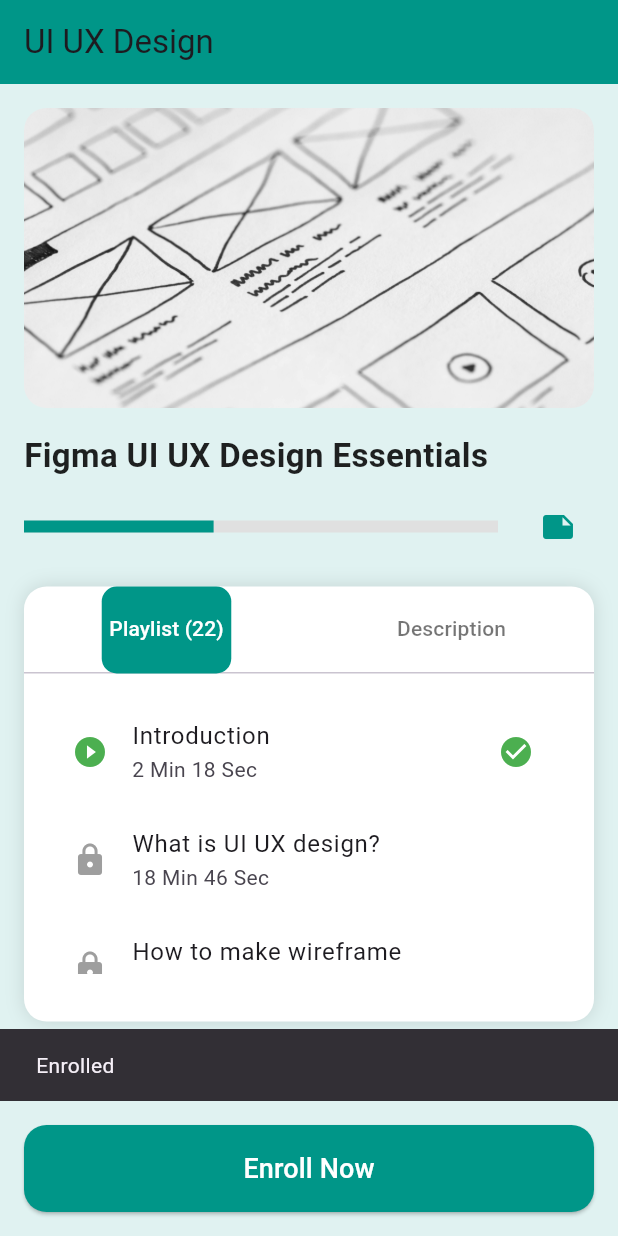
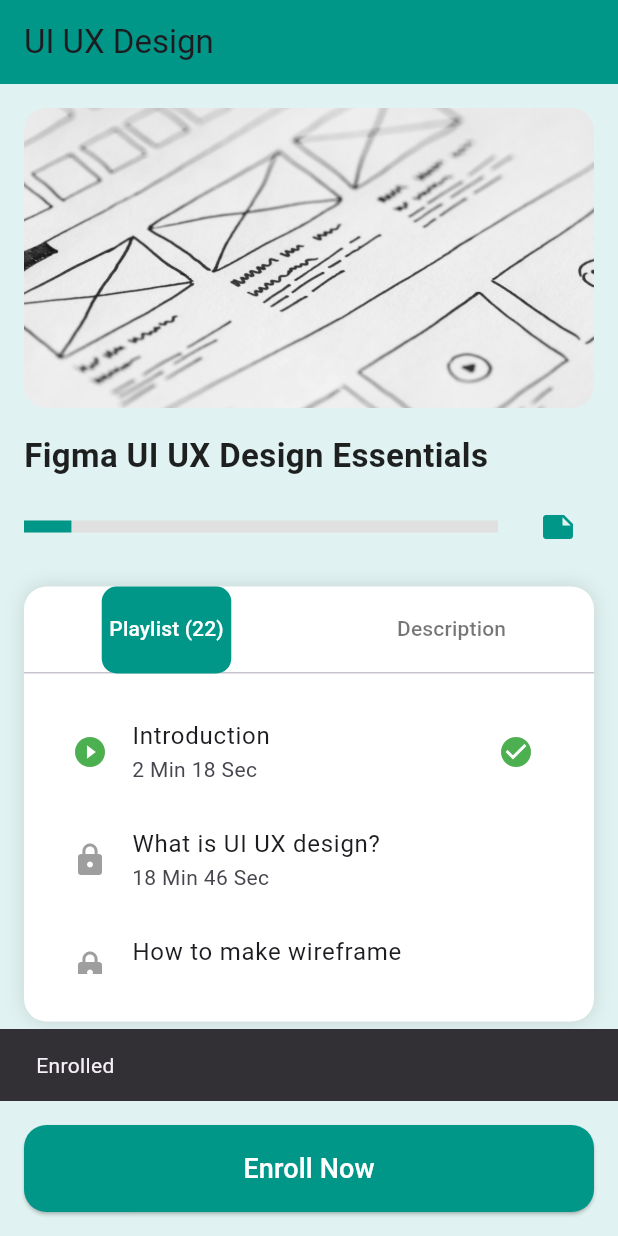
Before and after one commit to raytembo/kori-front, a Flutter app: the CourseDetailsScreen screen opened directly, after a tap on "Enroll Now", on a phone screen of 412 x 824 dp. Run offline on Flutter 3.47's test engine with Material 3 defaults, Android fonts, the phone set to English and light mode, and no system bars; our stand-ins replace flutter_snake_navigationbar, table_calendar.

Commit message:
made filer chips responsive,fixed course screen and learning file

```diff
--- a/lib/Components/filterchips/all_filter_chip.dart
+++ b/lib/Components/filterchips/all_filter_chip.dart
@@ -13,7 +13,7 @@ class _AllFilterChipState extends State<AllFilterChip> {
   Widget build(BuildContext context) {
     return FilterChip(
       selectedColor: Colors.greenAccent,
-      label: Text("All"),
+      label: const Text("All"),
       onSelected:(bool selected){
         setState(() {
           isSelected = !isSelected;
--- a/lib/Components/filterchips/learning.dart
+++ b/lib/Components/filterchips/learning.dart
@@ -13,7 +13,7 @@ class _LearningFilterchipState extends State<LearningFilterchip> {
   @override
   Widget build(BuildContext context) {
     return FilterChip(
-      label: const Text("Learning Path"),
+      label: const Text("Path"),
       selectedColor: Colors.greenAccent,
       onSelected:(bool selected){
         setState(() {
--- a/lib/screens/Other Screens/course_screen.dart
+++ b/lib/screens/Other Screens/course_screen.dart
@@ -15,6 +15,10 @@ class CourseScreen extends StatelessWidget {
 }
 
 class CourseDetailsScreen extends StatelessWidget {
+
+  int enrollCounter = 0;
+
+
   @override
   Widget build(BuildContext context) {
     return Scaffold(
@@ -54,7 +58,7 @@ class CourseDetailsScreen extends StatelessWidget {
                 children: [
                   Expanded(
                     child: LinearProgressIndicator(
-                      value: 0.4, // Example progress value
+                      value: 0.1, // Example progress value
                       backgroundColor: Colors.grey[300],
                       color: Colors.teal,
                       minHeight: 8,
@@ -64,6 +68,7 @@ class CourseDetailsScreen extends StatelessWidget {
                   IconButton(
                     icon: const Icon(Icons.note, color: Colors.teal),
                     onPressed: () {
+
                       Navigator.push(
                         context,
                         MaterialPageRoute(builder: (context) => FlashcardScreen()),
@@ -110,11 +115,22 @@ class CourseDetailsScreen extends StatelessWidget {
             backgroundColor: Colors.teal,
           ),
           onPressed: () {
-            ScaffoldMessenger.of(context).showSnackBar(
-              const SnackBar(
-                content: Text('Enrolled'),
-              ),
-            );
+
+            if(enrollCounter <1){
+              ScaffoldMessenger.of(context).showSnackBar(
+                const SnackBar(
+                  content: Text('Enrolled'),
+                ),
+              );
+
+            }else{
+              ScaffoldMessenger.of(context).showSnackBar(
+                const SnackBar(
+                  content: Text("You've Already Enrolled"),
+                ),
+              );
+            }
+            enrollCounter++;
           },
           child: const Text(
             'Enroll Now',
--- a/lib/screens/main Screens/membership.dart
+++ b/lib/screens/main Screens/membership.dart
@@ -15,7 +15,6 @@ class _MembershipScreenState extends State<MembershipScreen> {
       body: SafeArea(
         child: Column(
           children: [
-
             Center(
               child: Text("MemberShip",style: TextStyle(
                 fontWeight: FontWeight.bold,
```
Also changed, not shown: lib/screens/main Screens/home_screen.dart (+67 -17 lines), assets/bio.jpg (renamed from assets/pexels-pixabay-356040.jpg).
